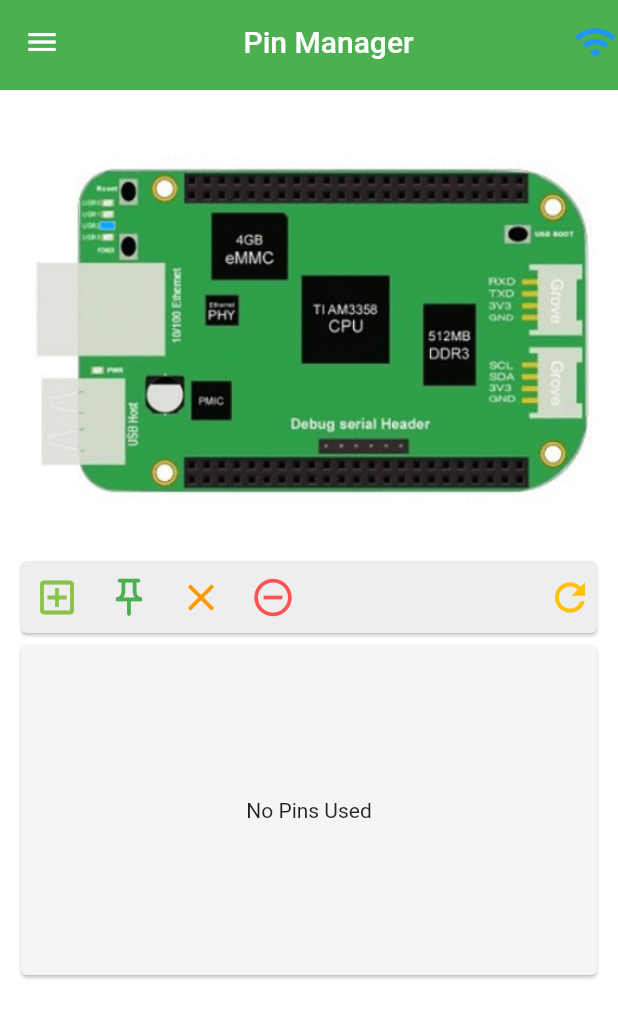
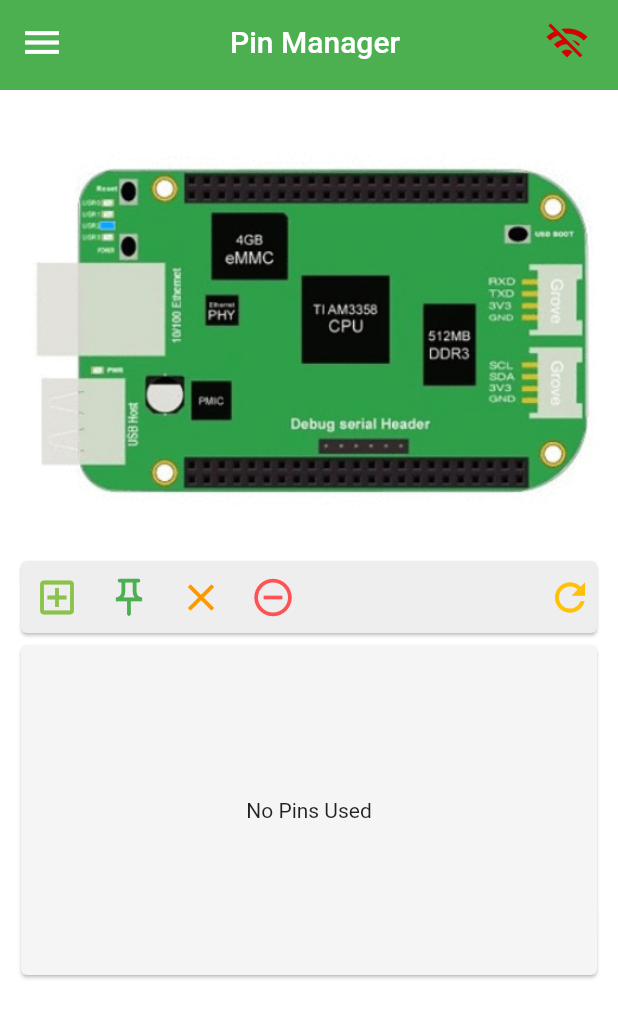
Before and after one commit to Senior-Design-0x07/flutter-frontend, a Flutter app: the PinMain screen opened by its route, after a tap on the "remove circle outline" icon, on a phone screen of 412 x 824 dp. Shown: the top 1018 px of the screen. Run offline on Flutter 3.47's test engine with Material 2 defaults, Android fonts, the light colour scheme and no system bars; network calls fail.

Commit message:
Fixing up the Wifi everything cause yeah...

```diff
--- a/lib/pin_manager/pinMain.dart
+++ b/lib/pin_manager/pinMain.dart
@@ -8,7 +8,9 @@
 
 class PinMain extends StatelessWidget {
   final GlobalKey<ScaffoldState> _scaffoldKey = new GlobalKey();
-  final HttpService http = new HttpService();
+  final HttpService http;
+
+  PinMain({@required this.http});
 
   @override
   Widget build(BuildContext context) {
@@ -19,7 +21,8 @@
         drawer: NavigationDrawer(),
         appBar: PreferredSize(
             preferredSize: const Size.fromHeight(60),
-            child: HHAppBar(title: 'Pin Manager', scaffoldKey: _scaffoldKey)),
+            child: HHAppBar(
+                title: 'Pin Manager', scaffoldKey: _scaffoldKey)),
         body: SafeArea(
           child: SingleChildScrollView(
             padding: EdgeInsets.all(10.0),
@@ -35,7 +38,9 @@
                   ),
                 ),
                 Container(
-                    height: 350, width: double.infinity, child: PinMapping()),
+                    height: 350,
+                    width: double.infinity,
+                    child: PinMapping(http: http)),
               ],
             ),
           ),
@@ -48,7 +53,8 @@
         drawer: NavigationDrawer(),
         appBar: PreferredSize(
             preferredSize: const Size.fromHeight(60),
-            child: HHAppBar(title: 'Pin Manager', scaffoldKey: _scaffoldKey)),
+            child: HHAppBar(
+                title: 'Pin Manager', scaffoldKey: _scaffoldKey)),
         body: SafeArea(
           child: SingleChildScrollView(
             padding: EdgeInsets.all(10.0),
@@ -64,7 +70,11 @@
                   ),
                 ),
                 Container(
-                    height: 350, width: double.infinity, child: PinMapping()),
+                    height: 350,
+                    width: double.infinity,
+                    child: PinMapping(
+                      http: http,
+                    )),
               ],
             ),
           ),
--- a/lib/pin_manager/pin_mapping/pinMappingList.dart
+++ b/lib/pin_manager/pin_mapping/pinMappingList.dart
@@ -5,6 +5,10 @@
 import 'package:hobby_hub_ui/services/http/http_service.dart';
 
 class PinMapping extends StatefulWidget {
+  final HttpService http;
+
+  PinMapping({@required this.http});
+
   @override
   _PinMappingState createState() => _PinMappingState();
 }
@@ -14,7 +18,6 @@
       new GlobalKey<RefreshIndicatorState>();
   TextEditingController _textFieldController = TextEditingController();
 
-  final HttpService http = HttpService();
   final List<String> _pinOptions = ["GPIO", "PWM", "I2C", "ANALOG", "SPECIAL"];
   List<Map<int, String>> tempStorage = [];
   Map<int, List<String>> _physicalPinOptions = {};
@@ -118,7 +121,7 @@
   }
 
   Future<void> _refresh() {
-    return http
+    return widget.http
         .getPinList(restURL: 'api/pin_manager/grab_used_pins')
         .then((_mappedPins) {
       connection = true;
@@ -173,7 +176,7 @@
 
   void _getPhysicalPins() async {
     if (_physicalPinOptions != {})
-      tempStorage = await http
+      tempStorage = await widget.http
           .getPhysicalPins(restURL: 'api/pin_manager/grab_physical_pins')
           .catchError((Object error) {
         _handleErrors(error);
@@ -267,7 +270,7 @@
                                       onPressed: () async {
                                         Navigator.of(context).pop();
                                         httpServiceError = null;
-                                        cmdSuccess = await http.requestNewPin(
+                                        cmdSuccess = await widget.http.requestNewPin(
                                           restURL:
                                               'api/pin_manager/request_pin',
                                           postBody: {
@@ -322,7 +325,7 @@
                                         Navigator.of(context).pop();
                                         httpServiceError = null;
                                         selectedPin = null;
-                                        selectedPin = await http.getPin(
+                                        selectedPin = await widget.http.getPin(
                                             restURL: 'api/pin_manager/get_pin',
                                             postBody: {
                                               "pin_name": pinNameValue
@@ -364,7 +367,7 @@
                     onPressed: () async {
                       if (mappedPins.isNotEmpty) {
                         httpServiceError = null;
-                        cmdSuccess = await http
+                        cmdSuccess = await widget.http
                             .clearUnusedPins(
                                 restURL: 'api/pin_manager/clear_unused')
                             .catchError((Object error) {
@@ -394,7 +397,7 @@
                     tooltip: 'Reset All Pins',
                     onPressed: () async {
                       httpServiceError = null;
-                      cmdSuccess = await http
+                      cmdSuccess = await widget.http
                           .resetPinConfig(
                               restURL: 'api/pin_manager/reset_config')
                           .catchError((Object error) {
@@ -532,7 +535,7 @@
                                                                             onPressed:
                                                                                 () async {
                                                                               Navigator.of(context).pop();
-                                                                              cmdSuccess = await http.updatePin(restURL: 'api/pin_manager/update_pin', postBody: {
+                                                                              cmdSuccess = await widget.http.updatePin(restURL: 'api/pin_manager/update_pin', postBody: {
                                                                                 'pin_name': mappedPin.namedPin,
                                                                                 'new_physical_pin': _newPhysicalPin
                                                                               }).catchError((Object error) {
--- a/lib/services/http/http_service.dart
+++ b/lib/services/http/http_service.dart
@@ -10,15 +10,18 @@
 // https://flutter.dev/docs/cookbook/networking/fetch-data#2-make-a-network-request
 
 class HttpService {
-  final String ipUrl = "http://192.168.7.2:5000";
+  final int _timeoutDuration = 5;
+  final String _usbURL = "http://192.168.7.2:5000";
+  String _ipURL = "http://192.168.7.2:5000";
 
   /*
       Pin Manager Http Requests
   */
   Future<List<Pin>> getPinList({@required var restURL}) async {
-    Response res = await get("$ipUrl/$restURL")
+    print("IP: " + _ipURL);
+    Response res = await get("$_ipURL/$restURL")
         .catchError((e) {})
-        .timeout(Duration(seconds: 5));
+        .timeout(Duration(seconds: _timeoutDuration));
     if (res.statusCode == 200) {
       List<Pin> pinData = [];
       Map<String, dynamic> body = jsonDecode(res.body);
@@ -31,9 +34,9 @@
 
   Future<List<Map<int, String>>> getPhysicalPins(
       {@required var restURL}) async {
-    Response res = await get("$ipUrl/$restURL")
+    Response res = await get("$_ipURL/$restURL")
         .catchError((e) {})
-        .timeout(Duration(seconds: 5));
+        .timeout(Duration(seconds: _timeoutDuration));
     if (res.statusCode == 200) {
       List<dynamic> physicalPins = jsonDecode(res.body);
       List<Map<int, String>> arrangedPhysicalPins = [];
@@ -56,9 +59,9 @@
       {@required var restURL, @required Map<String, dynamic> postBody}) async {
     var pinName = postBody.values.toList()[0];
     if (pinName != "") {
-      Response res = await post("$ipUrl/$restURL", body: postBody)
+      Response res = await post("$_ipURL/$restURL", body: postBody)
           .catchError((e) {})
-          .timeout(Duration(seconds: 5));
+          .timeout(Duration(seconds: _timeoutDuration));
       if (res.statusCode == 200) {
         return jsonDecode(res.body) == 'true' ? true : false;
       } else {
@@ -73,9 +76,9 @@
       {@required var restURL, @required Map<String, dynamic> postBody}) async {
     var pinName = postBody.values.toList()[0];
     if (pinName != "") {
-      Response res = await post("$ipUrl/$restURL", body: postBody)
+      Response res = await post("$_ipURL/$restURL", body: postBody)
           .catchError((e) {})
-          .timeout(Duration(seconds: 5));
+          .timeout(Duration(seconds: _timeoutDuration));
       if (res.statusCode == 200) {
         print(postBody[0]);
         return json.decode(res.body) != null
@@ -94,9 +97,9 @@
     var pinName = postBody.values.toList()[0];
     var newPhysicalPin = postBody.values.toList()[1];
     if (newPhysicalPin != null) {
-      Response res = await post("$ipUrl/$restURL", body: postBody)
+      Response res = await post("$_ipURL/$restURL", body: postBody)
           .catchError((e) {})
-          .timeout(Duration(seconds: 5));
+          .timeout(Duration(seconds: _timeoutDuration));
       if (res.statusCode == 200) {
         return jsonDecode(res.body) == 'true' ? true : false;
       } else {
@@ -109,9 +112,9 @@
 
   // Probably won't need this? but here for now
   Future<bool> clearUnusedPins({@required var restURL}) async {
-    Response res = await get("$ipUrl/$restURL")
+    Response res = await get("$_ipURL/$restURL")
         .catchError((e) {})
-        .timeout(Duration(seconds: 5));
+        .timeout(Duration(seconds: _timeoutDuration));
     if (res.statusCode == 200) {
       return jsonDecode(res.body) == 'true' ? true : false;
     } else {
@@ -120,9 +123,9 @@
   }
 
   Future<bool> resetPinConfig({@required var restURL}) async {
-    Response res = await get("$ipUrl/$restURL")
+    Response res = await get("$_ipURL/$restURL")
         .catchError((e) {})
-        .timeout(Duration(seconds: 5));
+        .timeout(Duration(seconds: _timeoutDuration));
     if (res.statusCode == 200) {
       return jsonDecode(res.body) == 'true' ? true : false;
     } else {
@@ -135,7 +138,7 @@
   */
   Future<String> getKnownNetworks(
       {@required var restURL, @required var cmd}) async {
-    Response res = await get("$ipUrl/$restURL/$cmd");
+    Response res = await get("$_ipURL/$restURL/$cmd");
     if (res.statusCode == 200) {
       return res.body;
     } else {
@@ -145,7 +148,7 @@
 
   Future<void> postSelectedNetwork(
       {@required var restURL, @required dynamic postBody}) async {
-    Response res = await post("$ipUrl/$restURL", body: postBody);
+    Response res = await post("$_ipURL/$restURL", body: postBody);
     if (res.statusCode != 200) {
       throw Exception('Failed to post: $postBody to $restURL');
     }
@@ -153,7 +156,7 @@
 
   Future<String> getClearNetwork(
       {@required var restURL, @required var cmd}) async {
-    Response res = await get("$ipUrl/$restURL/$cmd");
+    Response res = await get("$_ipURL/$restURL/$cmd");
     if (res.statusCode == 200) {
       return res.body;
     } else {
@@ -161,11 +164,49 @@
     }
   }
 
+  Future<bool> selectCurrentIP() async {
+    Response res;
+    _ipURL != null
+        ? res = await get("$_ipURL/api/wifi_request/ping")
+            .catchError((e) {})
+            .timeout(Duration(seconds: _timeoutDuration))
+        : res = await get("$_usbURL/api/wifi_request/ping")
+            .catchError((e) {})
+            .timeout(Duration(seconds: _timeoutDuration));
+    if (res.statusCode == 200) {
+      _ipURL != null
+          ? json.decode(res.body) == true
+              ? res = await get("$_ipURL/api/wifi_request/get_ip")
+                  .catchError((e) {})
+                  .timeout(Duration(seconds: _timeoutDuration))
+              : _ipURL = _usbURL
+          : json.decode(res.body) == true
+              ? res = await get("$_usbURL/api/wifi_request/get_ip")
+                  .catchError((e) {})
+                  .timeout(Duration(seconds: _timeoutDuration))
+              : _ipURL = _usbURL;
+      if (res.statusCode == 200) {
+        var boardIp = json.decode(res.body);
+        boardIp != ""
+            ? _ipURL = 'http://' + boardIp + ':5000'
+            : _ipURL = _usbURL;
+        print(_ipURL);
+        return true;
+      } else {
+        _ipURL = _usbURL;
+        return false;
+      }
+    } else {
+      _ipURL = _usbURL;
+      return false;
+    }
+  }
+
   /*
       Logging Http Requests
   */
   Future<List<Log>> getBackendLog({@required var restURL}) async {
-    Response res = await get("$ipUrl/$restURL")
+    Response res = await get("$_ipURL/$restURL")
         .catchError((e) {})
         .timeout(Duration(seconds: 5));
     if (res.statusCode == 200) {
@@ -179,7 +220,7 @@
   }
 
   Future<bool> clearBackendLog({@required var restURL}) async {
-    Response res = await get("$ipUrl/$restURL")
+    Response res = await get("$_ipURL/$restURL")
         .catchError((e) {})
         .timeout(Duration(seconds: 5));
     if (res.statusCode == 200) {
--- a/lib/services/navigation/appBar.dart
+++ b/lib/services/navigation/appBar.dart
@@ -1,37 +1,44 @@
 import 'package:flutter/material.dart';
+import 'package:hobby_hub_ui/services/http/http_service.dart';
+import 'package:hobby_hub_ui/services/navigation/routes.dart' as router;
 
-class HHAppBar extends StatelessWidget {
+class HHAppBar extends StatefulWidget {
   final GlobalKey<ScaffoldState> scaffoldKey;
   final String title;
 
-  const HHAppBar({Key key, @required this.title, @required this.scaffoldKey})
-      : super(key: key);
+  HHAppBar({@required this.title, @required this.scaffoldKey});
 
+  @override
+  _HHAppBarState createState() => _HHAppBarState();
+}
+
+class _HHAppBarState extends State<HHAppBar> {
   @override
   Widget build(BuildContext context) {
     return AppBar(
       backgroundColor: Colors.green,
       elevation: 0,
       leading: IconButton(
-        icon: Icon(Icons.menu),
+        icon: Icon(
+          Icons.menu,
+          size: 30.0,
+        ),
         onPressed: () {
-          scaffoldKey.currentState.openDrawer();
+          widget.scaffoldKey.currentState.openDrawer();
         },
       ),
-      title: Center(
-          child: Text(
-        title,
-        style: TextStyle(color: Colors.white),
-      )),
+      title: Padding(
+        padding: const EdgeInsets.fromLTRB(10.0, 0.0, 0.0, 0.0),
+        child: Center(
+            child: Text(
+          widget.title,
+          style: TextStyle(color: Colors.white),
+        )),
+      ),
       actions: <Widget>[
-        Icon(
-          Icons.wifi,
-          // TODO Add if statement calling to check if internet is connected
-          // (Already implemented on backend, need GET Request) and if true
-          // Icon color is blue and if false then icon color is read
-          color: Colors.blue,
-          size: 30.0,
-        ),
+        Padding(
+            padding: const EdgeInsets.fromLTRB(0.0, 0.0, 10.0, 0.0),
+            child: router.updateIP()),
       ],
     );
   }
--- a/lib/services/navigation/routes.dart
+++ b/lib/services/navigation/routes.dart
@@ -3,6 +3,7 @@
 import 'package:hobby_hub_ui/pin_manager/pinMain.dart';
 import 'package:hobby_hub_ui/program_manager/program_main_page.dart';
 import 'package:hobby_hub_ui/services/error/undefinedRoute.dart';
+import 'package:hobby_hub_ui/services/http/http_service.dart';
 import 'package:hobby_hub_ui/wifi/wifi_main_page.dart';
 
 /* Frontend Page Routes */
@@ -11,16 +12,18 @@
 const String ProgramManagerRoute = '/program_manager';
 const String WifiRoute = '/wifi';
 RouteSettings routeSettings;
+final HttpService http = HttpService();
 
 Route<dynamic> getRoutes(RouteSettings settings) {
   routeSettings = settings;
+  http.selectCurrentIP();
   switch (settings.name) {
     case HomeRoute:
       return MaterialPageRoute(builder: (context) => Home());
     case WifiRoute:
       return MaterialPageRoute(builder: (context) => WifiPage());
     case PinManagerRoute:
-      return MaterialPageRoute(builder: (context) => PinMain());
+      return MaterialPageRoute(builder: (context) => PinMain(http: http));
     case ProgramManagerRoute:
       return MaterialPageRoute(builder: (context) => ProgramManagerPage());
     default:
@@ -28,3 +31,44 @@
           builder: (context) => UndefinedRoute(name: settings.name));
   }
 }
+
+bool _tempIP = false;
+bool _usingIP = false;
+bool _connection = true;
+
+void _handleErrors() {
+  _connection = false;
+}
+
+//Used with App Bar to update correct HTTP service
+Widget updateIP() {
+  return IconButton(
+      iconSize: 30.0,
+      icon: _connection
+          ? _usingIP
+              ? Icon(
+                  Icons.wifi,
+                  color: Colors.white,
+                  size: 30.0,
+                )
+              : Icon(
+                  Icons.wifi_off,
+                  color: Colors.redAccent[700],
+                  size: 30.0,
+                )
+          : Icon(
+              Icons.perm_scan_wifi_outlined,
+              color: Colors.yellowAccent[400],
+              size: 33.0,
+            ),
+      tooltip: _connection ? 'WiFi' : 'No Comunication With Board',
+      onPressed: () async {
+        _connection = true;
+        _tempIP = await http.selectCurrentIP().catchError((Object error) {
+          _handleErrors();
+        });
+        if (_tempIP != _usingIP && _tempIP != null) {
+          _usingIP = _tempIP;
+        }
+      });
+}
```
